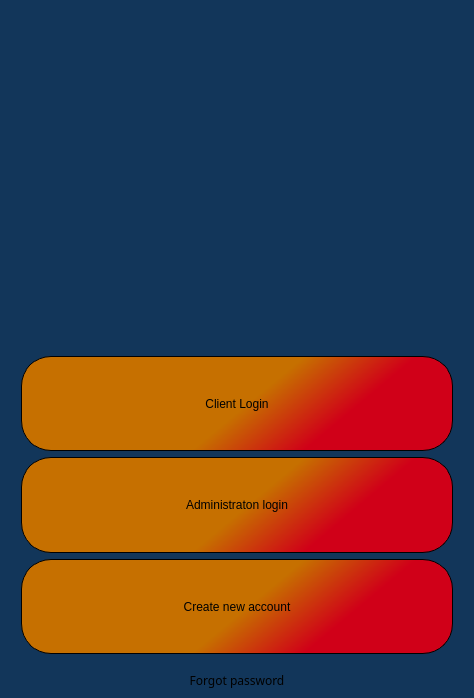
Before: the Qt Designer form MyCovidRecord/mycovidrecord.ui in gagabon501/cs106-2, drawn with Qt 5.
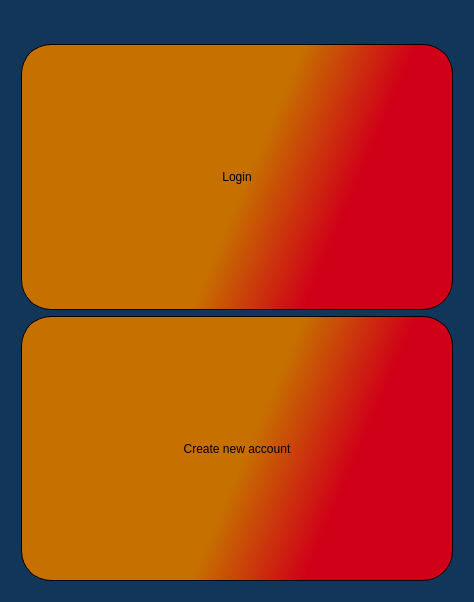
After: the same form once the commit is applied. Icons and pictures are not drawn.

Commit message: Added login screen

```diff
--- a/MyCovidRecord/mycovidrecord.ui
+++ b/MyCovidRecord/mycovidrecord.ui
@@ -7,7 +7,7 @@
     <x>0</x>
     <y>0</y>
     <width>474</width>
-    <height>698</height>
+    <height>602</height>
    </rect>
   </property>
   <property name="font">
@@ -26,6 +26,12 @@
    <layout class="QVBoxLayout" name="verticalLayout">
     <item>
      <widget class="QLabel" name="label_portalMessage">
+      <property name="sizePolicy">
+       <sizepolicy hsizetype="Preferred" vsizetype="Maximum">
+        <horstretch>0</horstretch>
+        <verstretch>0</verstretch>
+       </sizepolicy>
+      </property>
       <property name="text">
        <string/>
       </property>
@@ -64,25 +70,7 @@
 </string>
          </property>
          <property name="text">
-          <string>Client Login</string>
-         </property>
-        </widget>
-       </item>
-       <item>
-        <widget class="QPushButton" name="pushButton_2">
-         <property name="sizePolicy">
-          <sizepolicy hsizetype="Preferred" vsizetype="Preferred">
-           <horstretch>0</horstretch>
-           <verstretch>0</verstretch>
-          </sizepolicy>
-         </property>
-         <property name="styleSheet">
-          <string notr="true">border:1px solid;
-border-radius: 30px;
-background-color: qlineargradient(spread:pad, x1:0.433429, y1:0.852, x2:1, y2:1, stop:0 rgba(198, 112, 0, 255), stop:0.428571 rgba(208, 0, 24, 255));</string>
-         </property>
-         <property name="text">
-          <string>Administraton login</string>
+          <string>Login</string>
          </property>
         </widget>
        </item>
@@ -110,27 +98,6 @@
       </layout>
      </widget>
     </item>
-    <item>
-     <widget class="QLabel" name="label_forgetPassword">
-      <property name="sizePolicy">
-       <sizepolicy hsizetype="Preferred" vsizetype="Maximum">
-        <horstretch>0</horstretch>
-        <verstretch>0</verstretch>
-       </sizepolicy>
-      </property>
-      <property name="font">
-       <font>
-        <family>Raleway</family>
-       </font>
-      </property>
-      <property name="text">
-       <string>Forgot password</string>
-      </property>
-      <property name="alignment">
-       <set>Qt::AlignCenter</set>
-      </property>
-     </widget>
-    </item>
    </layout>
   </widget>
  </widget>
```
Left out of the diff: 3 changed lines with no effect on the pictures. The commit also changes 8 other files.
